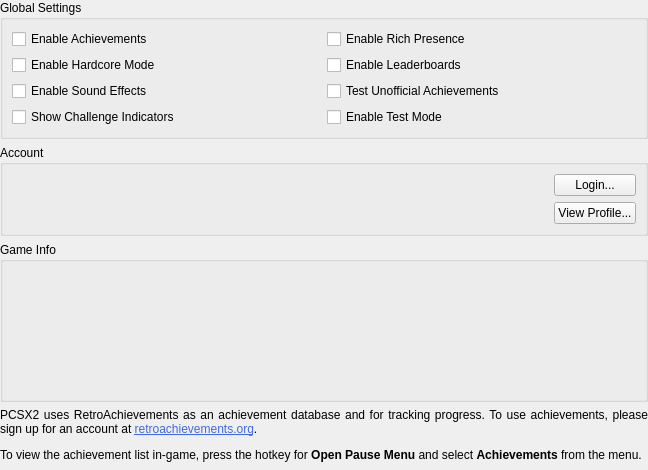
The window that pcsx2-qt/Settings/AchievementSettingsWidget.ui (PCSX2/pcsx2) describes before a commit, drawn with Qt 5.
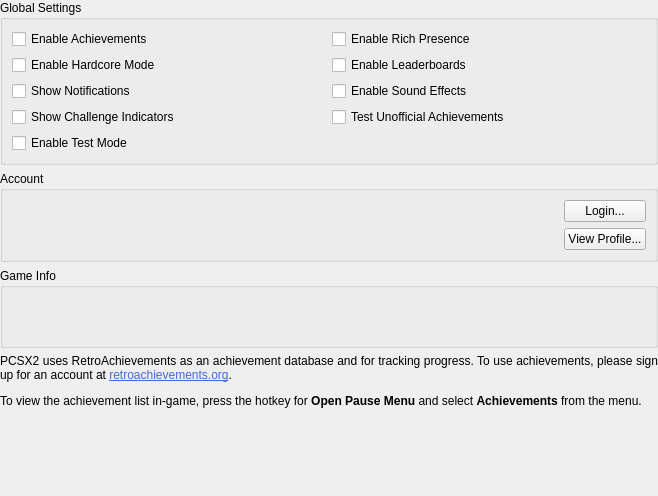
The same window after the commit.

Commit message: Achievements: Add option to disable notifications

Patch:
```diff
--- a/pcsx2-qt/Settings/AchievementSettingsWidget.ui
+++ b/pcsx2-qt/Settings/AchievementSettingsWidget.ui
@@ -6,8 +6,8 @@
    <rect>
     <x>0</x>
     <y>0</y>
-    <width>648</width>
-    <height>470</height>
+    <width>658</width>
+    <height>496</height>
    </rect>
   </property>
   <property name="windowTitle">
@@ -32,13 +32,6 @@
       <string>Global Settings</string>
      </property>
      <layout class="QGridLayout" name="gridLayout">
-      <item row="1" column="1">
-       <widget class="QCheckBox" name="leaderboards">
-        <property name="text">
-         <string>Enable Leaderboards</string>
-        </property>
-       </widget>
-      </item>
       <item row="0" column="0">
        <widget class="QCheckBox" name="enable">
         <property name="text">
@@ -46,6 +39,13 @@
         </property>
        </widget>
       </item>
+      <item row="3" column="0">
+       <widget class="QCheckBox" name="primedIndicators">
+        <property name="text">
+         <string>Show Challenge Indicators</string>
+        </property>
+       </widget>
+      </item>
       <item row="0" column="1">
        <widget class="QCheckBox" name="richPresence">
         <property name="text">
@@ -60,31 +60,38 @@
         </property>
        </widget>
       </item>
-      <item row="2" column="0">
-       <widget class="QCheckBox" name="soundEffects">
+      <item row="1" column="1">
+       <widget class="QCheckBox" name="leaderboards">
         <property name="text">
-         <string>Enable Sound Effects</string>
+         <string>Enable Leaderboards</string>
         </property>
        </widget>
       </item>
-      <item row="2" column="1">
+      <item row="3" column="1">
        <widget class="QCheckBox" name="unofficialTestMode">
         <property name="text">
          <string>Test Unofficial Achievements</string>
         </property>
        </widget>
       </item>
-      <item row="3" column="1">
+      <item row="4" column="0">
        <widget class="QCheckBox" name="testMode">
         <property name="text">
          <string>Enable Test Mode</string>
         </property>
        </widget>
       </item>
-      <item row="3" column="0">
-       <widget class="QCheckBox" name="primedIndicators">
+      <item row="2" column="1">
+       <widget class="QCheckBox" name="soundEffects">
         <property name="text">
-         <string>Show Challenge Indicators</string>
+         <string>Enable Sound Effects</string>
+        </property>
+       </widget>
+      </item>
+      <item row="2" column="0">
+       <widget class="QCheckBox" name="notifications">
+        <property name="text">
+         <string>Show Notifications</string>
         </property>
        </widget>
       </item>
@@ -130,7 +137,7 @@
      <property name="minimumSize">
       <size>
        <width>0</width>
-       <height>160</height>
+       <height>80</height>
       </size>
      </property>
      <property name="title">
```
The commit also changes 6 other files.
